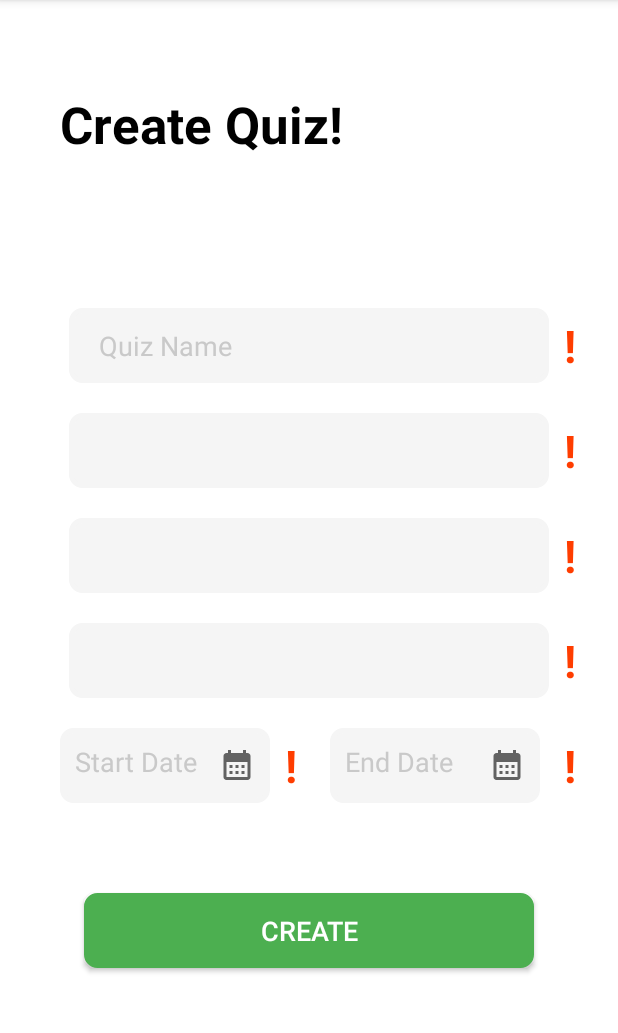
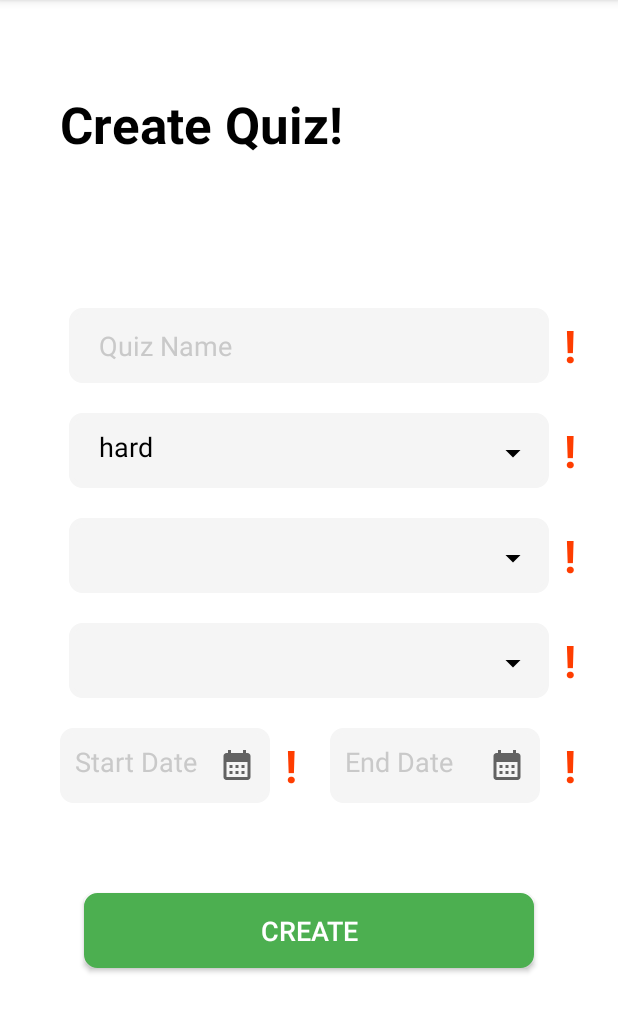
Before and after one commit to Vijay6868/Quiz-Tournament-mobile-app, an Android app: the fragment F_Create_Quiz shown on its own in the app's theme, on a phone screen of 412 x 824 dp, the part 84-1117 px from its top. Run offline under Robolectric (Android 15) with nearby library versions, the phone set to English and light mode, and no system bars.

Commit message:
working on create quiz fragment, populated difficulty spinner

```diff
--- a/project2/app/src/main/AndroidManifest.xml
+++ b/project2/app/src/main/AndroidManifest.xml
@@ -16,7 +16,7 @@
         android:theme="@style/Theme.MyApplication"
         tools:targetApi="31">
         <activity
-            android:name=".A_Home"
+            android:name=".MainActivity"
             android:exported="false"
             android:theme="@style/Theme.AppCompat.Light.NoActionBar"
             />
@@ -34,7 +34,7 @@
             android:exported="false"
             android:parentActivityName=".MainActivity" />
         <activity
-            android:name=".MainActivity"
+            android:name=".A_Home"
             android:exported="true"
             android:theme="@style/Theme.AppCompat.Light.NoActionBar">
             <intent-filter>
--- a/project2/app/src/main/java/com/example/myapplication/A_Home.java
+++ b/project2/app/src/main/java/com/example/myapplication/A_Home.java
@@ -38,7 +38,7 @@ public class A_Home extends AppCompatActivity {
                     getSupportFragmentManager().beginTransaction().replace(R.id.main_frame, new F_Profile()).commit();
                 }
                 else if (itemId == R.id.nav_completed) {
-                    getSupportFragmentManager().beginTransaction().replace(R.id.main_frame, new F_Quiz()).commit();
+                    getSupportFragmentManager().beginTransaction().replace(R.id.main_frame, new F_Create_Quiz()).commit();
                 }
 
                 return true;
--- a/project2/app/src/main/java/com/example/myapplication/F_Create_Quiz.java
+++ b/project2/app/src/main/java/com/example/myapplication/F_Create_Quiz.java
@@ -12,6 +12,9 @@ import android.widget.ArrayAdapter;
 import android.widget.Spinner;
 import android.widget.TextView;
 
+import com.example.myapplication.api.DataCallback;
+import com.example.myapplication.api.QuestionsModelList;
+
 import java.util.ArrayList;
 
 /**
@@ -19,7 +22,7 @@ import java.util.ArrayList;
  * Use the {@link F_Create_Quiz#newInstance} factory method to
  * create an instance of this fragment.
  */
-public class F_Create_Quiz extends Fragment {
+public class F_Create_Quiz extends Fragment implements DataCallback {
 
 
     // TODO: Rename parameter arguments, choose names that match
@@ -71,9 +74,12 @@ public class F_Create_Quiz extends Fragment {
         // Inflate the layout for this fragment
         View view = inflater.inflate(R.layout.fragment__create__quiz, container, false);
         sp_difficulty = view.findViewById(R.id.spin_difficulty);
+
+        handleSpDifficulty();
+        //handleDateSelection();
         return view;
     }
-    public void handSpDifficulty(){
+    public void handleSpDifficulty(){
         sp_difficulty.setOnItemSelectedListener(new AdapterView.OnItemSelectedListener() {
             @Override
             public void onItemSelected(AdapterView<?> parent, View view, int position, long id) {
@@ -91,11 +97,17 @@ public class F_Create_Quiz extends Fragment {
         options.add("moderate");
         options.add("easy");
 
-        ArrayAdapter<String> adapter = new ArrayAdapter<>(getContext(), android.R.layout.simple_spinner_item,options);
-        adapter.setDropDownViewResource(android.R.layout.select_dialog_singlechoice);
+        ArrayAdapter<String> adapter = new ArrayAdapter<>(getContext(), R.layout.spinner_layout_2, options);
+        //adapter.setDropDownViewResource(android.R.layout.select_dialog_singlechoice);
+        sp_difficulty.setAdapter(adapter);
     }
     public void handleDateSelection(){
         start_date = (TextView) getView().findViewById(R.id.start_date);
         end_date = (TextView) getView().findViewById(R.id.start_date);
     }
+
+    @Override
+    public void onDataLoaded(QuestionsModelList list) {
+
+    }
 }
--- a/project2/app/src/main/java/com/example/myapplication/F_Quizzes.java
+++ b/project2/app/src/main/java/com/example/myapplication/F_Quizzes.java
@@ -92,7 +92,7 @@ public class F_Quizzes extends Fragment {
         options.add("PAST QUIZZES");
         options.add("ALL QUIZZES");
         ArrayAdapter<String> adapter = new ArrayAdapter<>(getContext(), R.layout.spinner_item_layout, options);
-        //adapter.setDropDownViewResource(R.layout.se);
+
         sp_quiz_selection.setAdapter(adapter);
     }
 
--- /dev/null
+++ b/project2/app/src/main/res/drawable/ic_arrow_down.xml
@@ -0,0 +1,5 @@
+<vector android:height="24dp" android:tint="#000000"
+    android:viewportHeight="24" android:viewportWidth="24"
+    android:width="24dp" xmlns:android="http://schemas.android.com/apk/res/android">
+    <path android:fillColor="@android:color/white" android:pathData="M7,10l5,5 5,-5z"/>
+</vector>
--- /dev/null
+++ b/project2/app/src/main/res/drawable/ic_image_arrow_down_white.xml
@@ -0,0 +1,5 @@
+<vector android:height="24dp" android:tint="#FFFFFF"
+    android:viewportHeight="24" android:viewportWidth="24"
+    android:width="24dp" xmlns:android="http://schemas.android.com/apk/res/android">
+    <path android:fillColor="@android:color/white" android:pathData="M7,10l5,5 5,-5z"/>
+</vector>
--- a/project2/app/src/main/res/layout/fragment__create__quiz.xml
+++ b/project2/app/src/main/res/layout/fragment__create__quiz.xml
@@ -37,18 +37,36 @@
        android:layout_below="@+id/tbTitle"
        style="@style/app_spinner"
        />
+    <ImageView
+        android:layout_width="wrap_content"
+        android:layout_height="wrap_content"
+        android:src="@drawable/ic_arrow_down"
+        android:layout_marginTop="290dp"
+        android:layout_marginLeft="330dp"/>
 
     <Spinner
         android:background="@drawable/edit_text_background"
         android:id="@+id/spin_ques_type"
         android:layout_below="@+id/spin_difficulty"
         style="@style/app_spinner"/>
+    <ImageView
+        android:layout_width="wrap_content"
+        android:layout_height="wrap_content"
+        android:src="@drawable/ic_arrow_down"
+        android:layout_marginTop="360dp"
+        android:layout_marginLeft="330dp"/>
 
     <Spinner
         android:background="@drawable/edit_text_background"
         android:id="@+id/spin_category"
         android:layout_below="@+id/spin_ques_type"
         style="@style/app_spinner"/>
+    <ImageView
+        android:layout_width="wrap_content"
+        android:layout_height="wrap_content"
+        android:src="@drawable/ic_arrow_down"
+        android:layout_marginTop="430dp"
+        android:layout_marginLeft="330dp"/>
     <TextView
         style="@style/start_date_picker"
         android:background="@drawable/edit_text_background"
--- a/project2/app/src/main/res/layout/fragment_f__quizzes.xml
+++ b/project2/app/src/main/res/layout/fragment_f__quizzes.xml
@@ -16,6 +16,12 @@
             android:background="@drawable/bg_button_1"
             android:layout_centerHorizontal="true"
             android:id="@+id/sp_quizzes"/>
+        <ImageView
+            android:layout_width="50dp"
+            android:layout_height="50dp"
+            android:src="@drawable/ic_image_arrow_down_white"
+            android:layout_marginTop="20dp"
+            android:layout_marginLeft="310dp"/>
 
         <FrameLayout
             android:layout_marginTop="30dp"
--- /dev/null
+++ b/project2/app/src/main/res/layout/spinner_layout_2.xml
@@ -0,0 +1,8 @@
+<?xml version="1.0" encoding="utf-8"?>
+<TextView xmlns:android="http://schemas.android.com/apk/res/android"
+    style="@style/et_Text"
+    android:layout_width="320dp"
+    android:layout_height="50dp"
+    android:id="@+id/tv"
+    android:paddingLeft="20dp"
+    android:paddingTop="10dp"/>
```
Also changed, not shown: project2/app/src/main/java/com/example/myapplication/quizAndUsers/Quiz.java (+6 -4 lines).
